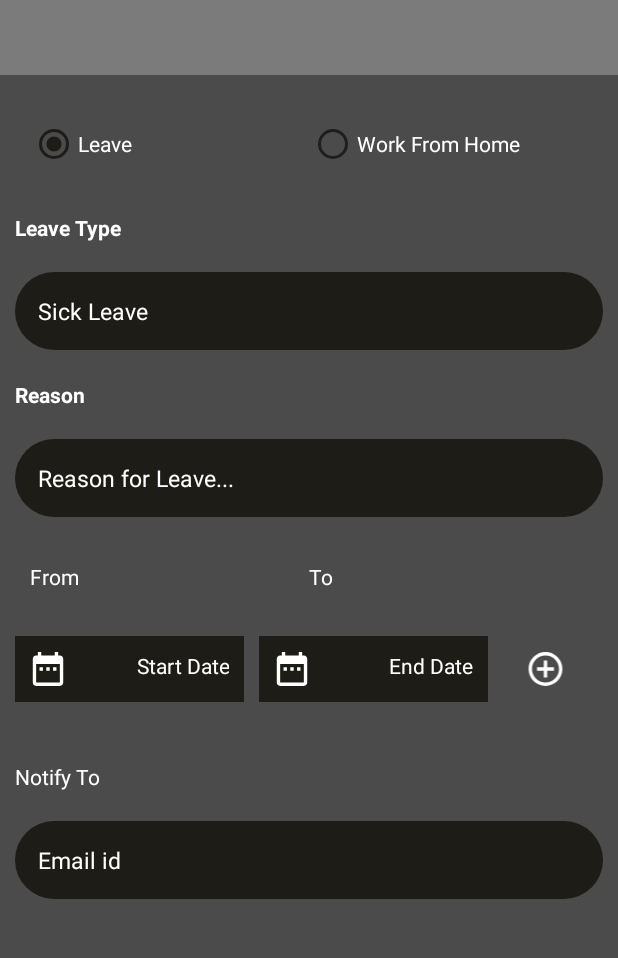
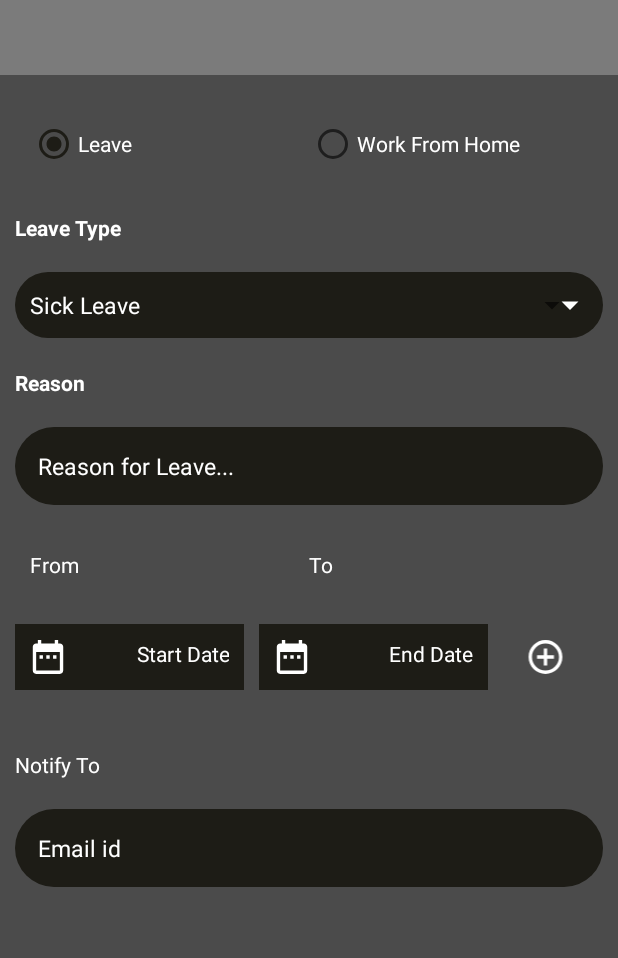
Before and after one commit to rajatkhanna506/Drutas-LeaveManagement, an Android app: the DashBoard screen opened directly, with no data from a screen before it, on a phone screen of 412 x 824 dp, the part 64-1022 px from its top. Run offline under Robolectric (Android 15) with nearby library versions, the phone set to English and light mode, and no system bars.

Commit message:
update code

```diff
--- /dev/null
+++ b/app/src/main/res/drawable-anydpi-v24/dropdown.xml
@@ -0,0 +1,13 @@
+<vector xmlns:android="http://schemas.android.com/apk/res/android"
+    android:width="24dp"
+    android:height="24dp"
+    android:viewportWidth="21.286957"
+    android:viewportHeight="21.286957"
+    android:tint="#FFFFFF">
+  <group android:translateX="-1.3565217"
+      android:translateY="-1.3565217">
+      <path
+          android:fillColor="#FF000000"
+          android:pathData="M7,10l5,5 5,-5z"/>
+  </group>
+</vector>
--- a/app/src/main/res/layout/activity_dashboard.xml
+++ b/app/src/main/res/layout/activity_dashboard.xml
@@ -111,17 +111,48 @@
                     android:textColor="@color/whiteColor"
                     android:textStyle="bold" />
 
-                <Spinner
-                    android:id="@+id/spinner"
+                <!--                <Spinner-->
+                <!--                    android:id="@+id/spinner"-->
+                <!--                    android:layout_width="match_parent"-->
+                <!--                    android:layout_height="wrap_content"-->
+                <!--                    android:layout_margin="10dp"-->
+                <!--                    android:background="@drawable/roundedcornersbackground"-->
+                <!--                    android:entries="@array/list"-->
+                <!--                    android:padding="15dp"-->
+                <!--                    android:popupBackground="@color/dialog_description"-->
+                <!--                    android:prompt="@string/spinner_title"-->
+                <!--                    android:spinnerMode="dropdown" />-->
+                <FrameLayout
+                    android:id="@+id/layout_spinner"
                     android:layout_width="match_parent"
                     android:layout_height="wrap_content"
                     android:layout_margin="10dp"
                     android:background="@drawable/roundedcornersbackground"
-                    android:entries="@array/list"
-                    android:padding="15dp"
-                    android:popupBackground="@color/dialog_description"
-                    android:prompt="@string/spinner_title"
-                    android:spinnerMode="dropdown" />
+                    android:layout_below="@+id/tvLeaveType">
+
+                    <Spinner
+                        android:id="@+id/spinner"
+                        android:layout_width="match_parent"
+                        android:layout_height="wrap_content"
+                        android:layout_margin="10dp"
+                        android:layout_centerHorizontal="true"
+                        android:layout_marginTop="5dp"
+                        android:popupBackground="@color/dialog_description"
+                        android:spinnerMode="dropdown"
+                        android:entries="@array/list"
+                        android:textColor="#ffffff" />
+
+                    <ImageView
+                        android:id="@+id/imgDropdown"
+                        android:layout_width="wrap_content"
+                        android:layout_height="wrap_content"
+                        android:layout_gravity="right|center_vertical|center_horizontal|center"
+                        android:layout_marginRight="10dp"
+                        android:src="@drawable/dropdown"
+                        android:tint="@color/whiteColor"
+                         />
+                </FrameLayout>
+
 
                 <TextView
                     android:layout_width="match_parent"
@@ -208,8 +239,8 @@
                         android:layout_height="wrap_content"
                         android:layout_marginLeft="10dp"
                         android:layout_weight="40"
-                        android:padding="10dp"
-                        android:background="@drawable/datepickerbackground">
+                        android:background="@drawable/datepickerbackground"
+                        android:padding="10dp">
 
                         <ImageView
                             android:layout_width="wrap_content"
```
Also changed, not shown: app/src/main/java/com/example/drutas/Views/Adapter/TemporaryLeaveAdapter.java (+27 -5 lines), app/src/main/java/com/example/drutas/Views/Models/Timermodel.java (added, +22 -0 lines), app/src/main/java/com/example/drutas/Views/views/DashBoard.java (+43 -29 lines), app/src/main/res/layout/timers.xml (added, +29 -0 lines), app/src/main/res/drawable-hdpi/dropdown.png (added), app/src/main/res/drawable-mdpi/dropdown.png (added), app/src/main/res/drawable-xhdpi/dropdown.png (added), app/src/main/res/drawable-xxhdpi/dropdown.png (added).
